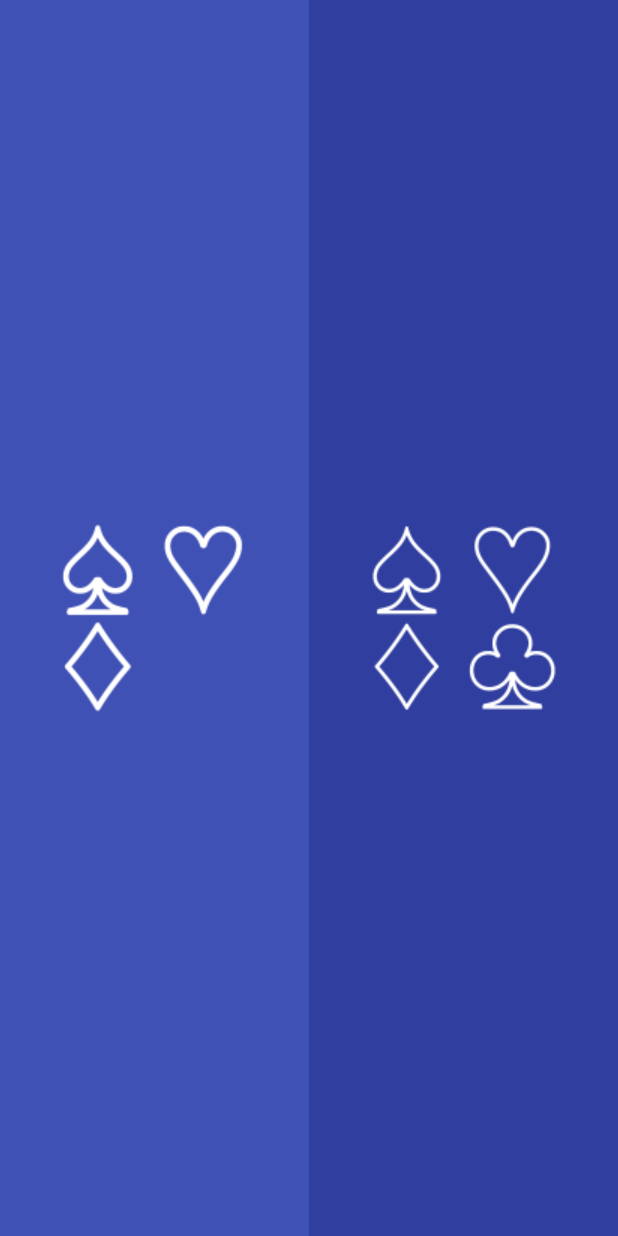
After one commit to jurbunic/SimpleBelaBlock, an Android app: the fragment FragmentChoosePlayers placed in its activity, on a phone screen of 412 x 824 dp. The commit adds this screen. Run offline under Robolectric (Android 15) with nearby library versions, the phone set to English and light mode, and no system bars; our stand-ins replace ButterKnife.

Commit message:
New fragment starting fragment is added,  which will be needed for future functionalities

```diff
--- /dev/null
+++ b/app/src/main/java/com/example/bunic/simplebelablock/FragmentChoosePlayers.java
@@ -0,0 +1,45 @@
+package com.example.bunic.simplebelablock;
+
+import android.app.Fragment;
+import android.os.Bundle;
+import android.support.v7.app.AppCompatActivity;
+import android.view.LayoutInflater;
+import android.view.View;
+import android.view.ViewGroup;
+
+import com.example.bunic.simplebelablock.Helpers.StartFragment;
+
+import butterknife.ButterKnife;
+import butterknife.OnClick;
+
+/**
+ * Created by bunic on 3/29/17.
+ */
+
+public class FragmentChoosePlayers extends Fragment {
+
+    @Override
+    public View onCreateView(LayoutInflater inflater, ViewGroup container, Bundle savedInstanceState) {
+        View view = inflater.inflate(R.layout.fragment_players, container, false);
+        ButterKnife.bind(this, view);
+        return view;
+    }
+
+    @Override
+    public void onStart() {
+        super.onStart();
+        ((AppCompatActivity)getActivity()).getSupportActionBar().hide();
+    }
+
+    @OnClick(R.id.img_btn_three_players)
+    public void onThreePlayersClick(){
+        Fragment_Scoreboard fs = new Fragment_Scoreboard();
+        StartFragment.StartNewFragment(fs, getActivity());
+    }
+
+    @OnClick(R.id.img_btn_four_players)
+    public void onFourPlayersClick(){
+        Fragment_Scoreboard fs = new Fragment_Scoreboard();
+        StartFragment.StartNewFragment(fs, getActivity());
+    }
+}
--- a/app/src/main/java/com/example/bunic/simplebelablock/Fragment_Scoreboard.java
+++ b/app/src/main/java/com/example/bunic/simplebelablock/Fragment_Scoreboard.java
@@ -4,6 +4,7 @@ import android.app.Fragment;
 import android.app.FragmentTransaction;
 import android.content.Intent;
 import android.os.Bundle;
+import android.support.v7.app.AppCompatActivity;
 import android.support.v7.widget.DefaultItemAnimator;
 import android.support.v7.widget.LinearLayoutManager;
 import android.support.v7.widget.RecyclerView;
@@ -54,6 +55,8 @@ public class Fragment_Scoreboard extends Fragment{
     @Override
     public void onStart() {
         super.onStart();
+        ((AppCompatActivity)getActivity()).getSupportActionBar().show();
+        ((AppCompatActivity)getActivity()).getSupportActionBar().setTitle("Bela Blok");
         Intent intent = getActivity().getIntent();
         we = intent.getExtras().getParcelable("we");
         they = intent.getExtras().getParcelable("they");
--- a/app/src/main/java/com/example/bunic/simplebelablock/MainActivity.java
+++ b/app/src/main/java/com/example/bunic/simplebelablock/MainActivity.java
@@ -37,8 +37,8 @@ public class MainActivity extends AppCompatActivity implements FragmentManager.O
         intent.putExtra("we",we);
         intent.putExtra("they",they);
 
-        Fragment_Scoreboard fs = new Fragment_Scoreboard();
-        StartFragment.StartNewFragment(fs,this);
+        FragmentChoosePlayers fcp = new FragmentChoosePlayers();
+        StartFragment.StartNewFragment(fcp,this);
 
     }
 
--- a/app/src/main/res/layout/activity_main.xml
+++ b/app/src/main/res/layout/activity_main.xml
@@ -14,10 +14,7 @@
         android:id="@+id/wrapper"
         android:layout_width="match_parent"
         android:layout_height="match_parent"
-        android:paddingBottom="@dimen/activity_vertical_margin"
-        android:paddingLeft="@dimen/activity_horizontal_margin"
-        android:paddingRight="@dimen/activity_horizontal_margin"
-        android:paddingTop="@dimen/activity_vertical_margin"
+
         tools:context="com.example.bunic.simplebelablock.MainActivity">
 
         <FrameLayout
@@ -30,3 +27,9 @@
     </RelativeLayout>
 
 </LinearLayout>
+    <!--
+            android:paddingBottom="@dimen/activity_vertical_margin"
+            android:paddingLeft="@dimen/activity_horizontal_margin"
+            android:paddingRight="@dimen/activity_horizontal_margin"
+            android:paddingTop="@dimen/activity_vertical_margin"
+            -->
--- /dev/null
+++ b/app/src/main/res/layout/fragment_players.xml
@@ -0,0 +1,29 @@
+<?xml version="1.0" encoding="utf-8"?>
+<LinearLayout xmlns:android="http://schemas.android.com/apk/res/android"
+    android:orientation="horizontal"
+    android:layout_width="match_parent"
+    android:layout_height="match_parent"
+    android:weightSum="1"
+    >
+
+    <ImageButton
+        android:id="@+id/img_btn_three_players"
+        android:layout_width="match_parent"
+        android:layout_height="match_parent"
+        android:layout_weight="0.5"
+        android:layout_gravity="start"
+        android:src="@drawable/icon_three_players"
+        android:background="@color/colorPrimary"
+        />
+
+    <ImageButton
+        android:id="@+id/img_btn_four_players"
+        android:layout_width="match_parent"
+        android:layout_height="match_parent"
+        android:layout_weight="0.5"
+        android:layout_gravity="end"
+        android:src="@drawable/icon_four_players"
+        android:background="@color/colorPrimaryDark"
+        />
+
+</LinearLayout>
```
Also changed, not shown: app/src/main/icon_four_players-web.png (added), app/src/main/icon_three_players-web.png (added), app/src/main/res/drawable/icon_four_players.png (added), app/src/main/res/drawable/icon_three_players.png (added).
